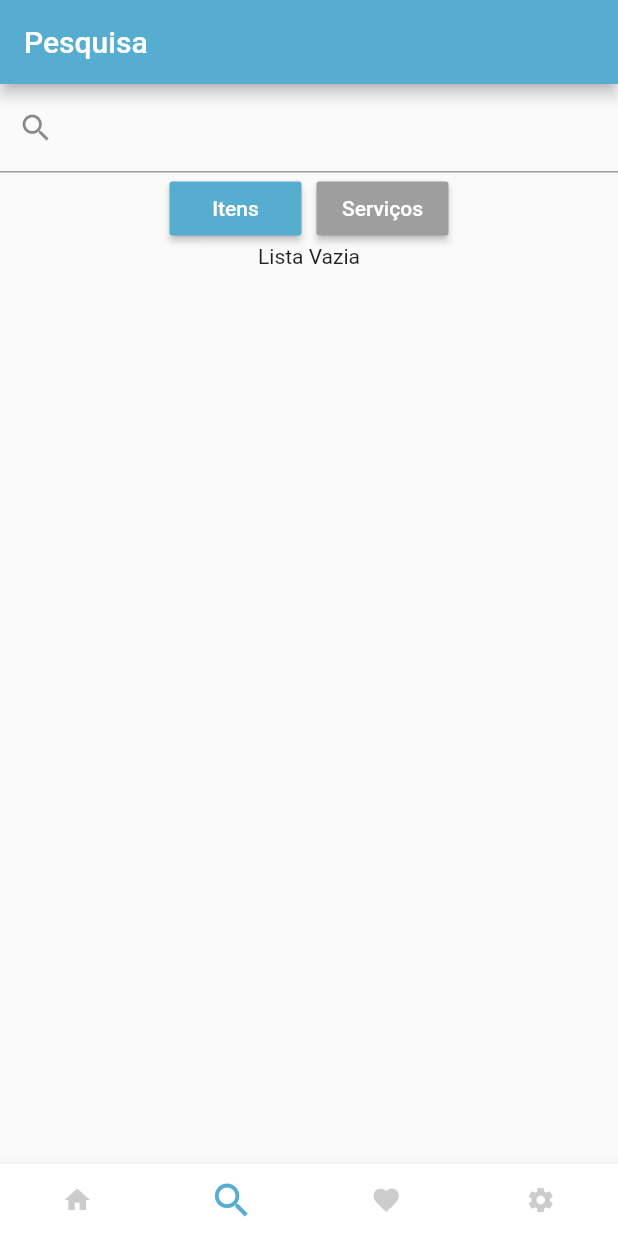
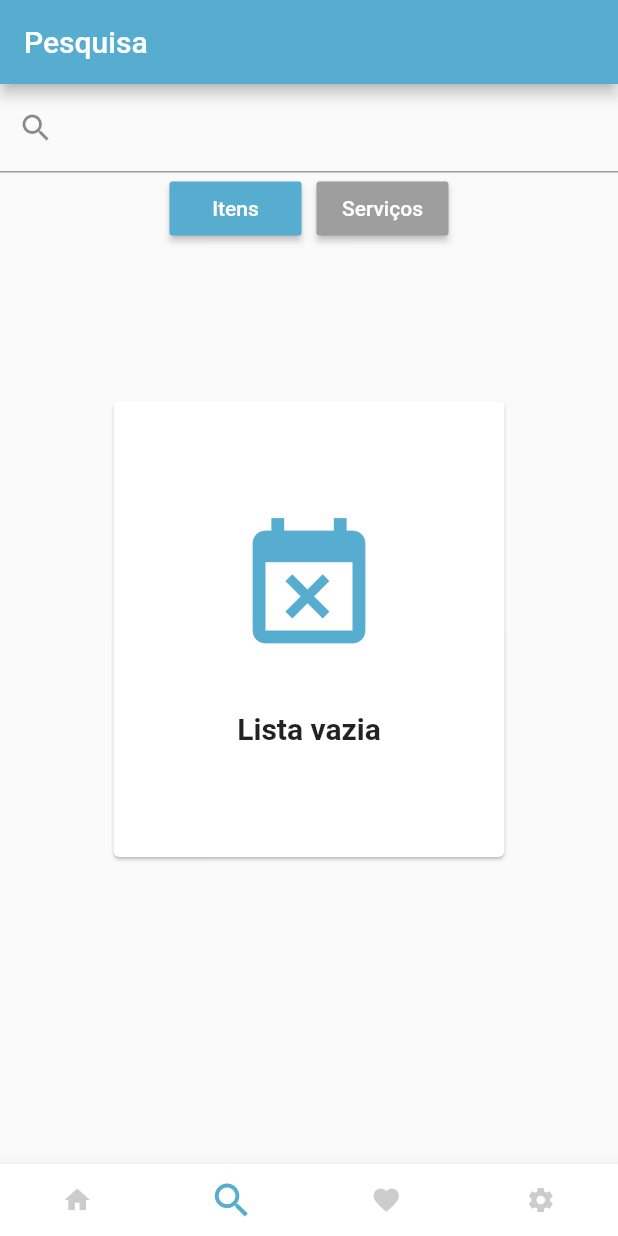
Before and after one commit to Bud-Gen/budgen-app, a Flutter app: the screen it shows after launch, item 2 of the bottom bar chosen, on a phone screen of 412 x 824 dp. Run offline on Flutter 3.47's test engine with Material 2 defaults, Android fonts, the light colour scheme and no system bars; our stand-ins replace firebase_auth, flutter_mobx, google_sign_in, mobx, package_info_plus, sqflite; missing offline and left inert: googleapis; accounts and stored records are empty; generated files the repository leaves out were written again.

Commit message:
fix: empty list text

```diff
--- a/budgen/lib/utils/widgets/empty_text.dart
+++ b/budgen/lib/utils/widgets/empty_text.dart
@@ -1,3 +1,4 @@
+import 'package:budgen/utils/style/color_pallete.dart';
 import 'package:flutter/material.dart';
 
 class EmptyText extends StatelessWidget {
@@ -5,8 +6,48 @@ class EmptyText extends StatelessWidget {
 
   @override
   Widget build(BuildContext context) {
-    return Center(
-      child: Text("Lista Vazia"),
+    ColorPalette colorPalette = ColorPalette();
+    final screenSize = MediaQuery.of(context).size;
+
+    return Padding(
+      padding: EdgeInsets.only(top: 100),
+      child: Center(
+        child: Card(
+          child: Container(
+            child: Column(
+              mainAxisAlignment: MainAxisAlignment.center,
+              children: [
+                Padding(
+                  padding: EdgeInsets.only(
+                    top: screenSize.height * 0.09,
+                  ),
+                  child: Icon(
+                    Icons.event_busy,
+                    color: colorPalette.primaryCollor,
+                    size: 100,
+                  ),
+                ),
+                SizedBox(height: screenSize.height * 0.04),
+                Padding(
+                  padding: EdgeInsets.only(
+                    left: screenSize.width * 0.20,
+                    right: screenSize.width * 0.20,
+                    bottom: screenSize.height * 0.09,
+                  ),
+                  child: Text(
+                    "Lista vazia",
+                    style: TextStyle(
+                      fontSize: 20,
+                      fontWeight: FontWeight.w600,
+                    ),
+                    textAlign: TextAlign.center,
+                  ),
+                ),
+              ],
+            ),
+          ),
+        ),
+      ),
     );
   }
 }
```
